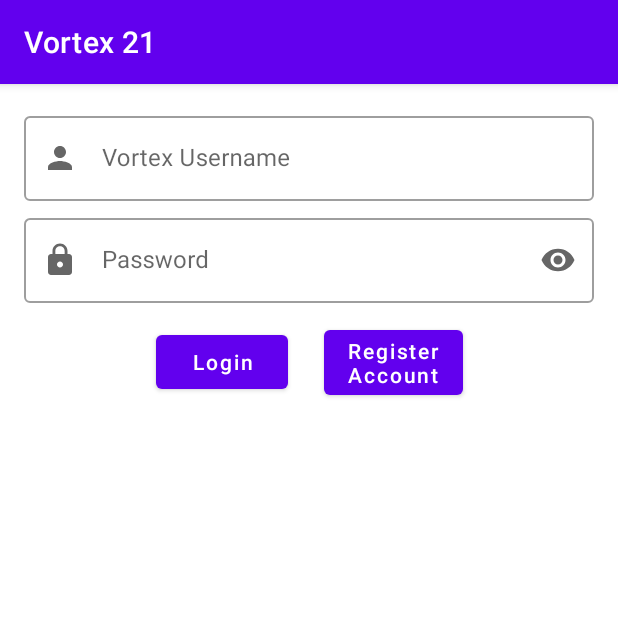
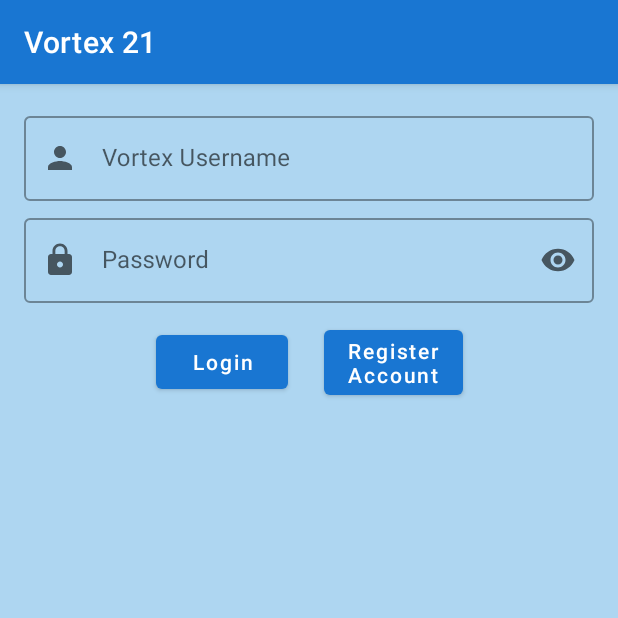
Before and after one commit to csea-vortex/android-vortex-21, an Android app: the LoginFragment screen opened through its navigation route, on a phone screen of 412 x 824 dp, the top half of it. Run offline under Robolectric (Android 15) with nearby library versions, the phone set to English and light mode, and no system bars.

Commit message:
feat(color-scheme): add temporary colos

```diff
--- a/app/src/main/res/values/colors.xml
+++ b/app/src/main/res/values/colors.xml
@@ -1,6 +1,13 @@
 <?xml version="1.0" encoding="utf-8"?>
 <resources>
-    <color name="colorPrimary">#6200EE</color>
-    <color name="colorPrimaryDark">#3700B3</color>
-    <color name="colorAccent">#03DAC5</color>
+    <color name="colorPrimary">#1976d2</color>
+    <color name="colorPrimaryLight">#63a4ff</color>
+    <color name="colorPrimaryDark">#004ba0</color>
+    <color name="colorAccent">#64ffda</color>
+    <color name="colorAccentLight">#9effff</color>
+    <color name="colorAccentDark">#14cba8</color>
+    <color name="colorPrimaryText">#ffffff</color>
+    <color name="colorAccentText">#000000</color>
+    <color name="colorBackground">#AED6F1</color>
+    <color name="colorSurface">#D1F2EB</color>
 </resources>
--- a/app/src/main/res/values/styles.xml
+++ b/app/src/main/res/values/styles.xml
@@ -1,17 +1,22 @@
 <resources>
-    <!-- Base application theme. -->
-    <style name="AppTheme" parent="Theme.MaterialComponents.Light.DarkActionBar">
-        <!-- Customize your theme here. -->
+
+    <style name="AppTheme" parent="Theme.MaterialComponents.Light">
         <item name="colorPrimary">@color/colorPrimary</item>
+        <item name="colorPrimaryVariant">@color/colorPrimaryLight</item>
         <item name="colorPrimaryDark">@color/colorPrimaryDark</item>
         <item name="colorAccent">@color/colorAccent</item>
+        <item name="colorOnPrimary">@color/colorPrimaryText</item>
+        <item name="colorOnPrimarySurface">@color/colorPrimaryText</item>
+        <item name="colorOnSecondary">@color/colorAccentText</item>
+        <item name="android:textColorPrimary">@color/colorPrimaryText</item>
+        <item name="android:textColorPrimaryInverse">@color/colorAccentText</item>
+        <item name="colorSurface">@color/colorSurface</item>
+        <item name="android:colorBackground">@color/colorBackground</item>
     </style>
 
     <style name="OutlinedTextInputLayout" parent="@style/Widget.MaterialComponents.TextInputLayout.OutlinedBox">
         <item name="android:layout_marginTop">6dp</item>
         <item name="android:layout_marginBottom">6dp</item>
-        <item name="errorTextColor">@android:color/holo_red_dark</item>
-        <item name="colorError">@android:color/holo_red_dark</item>
     </style>
 
 </resources>
```
